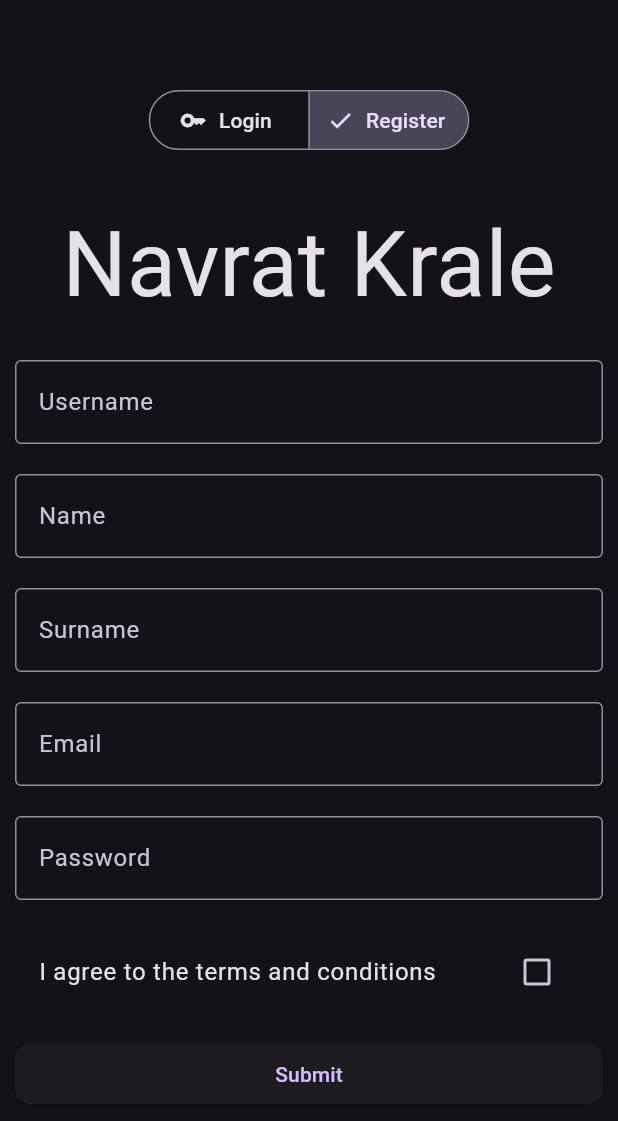
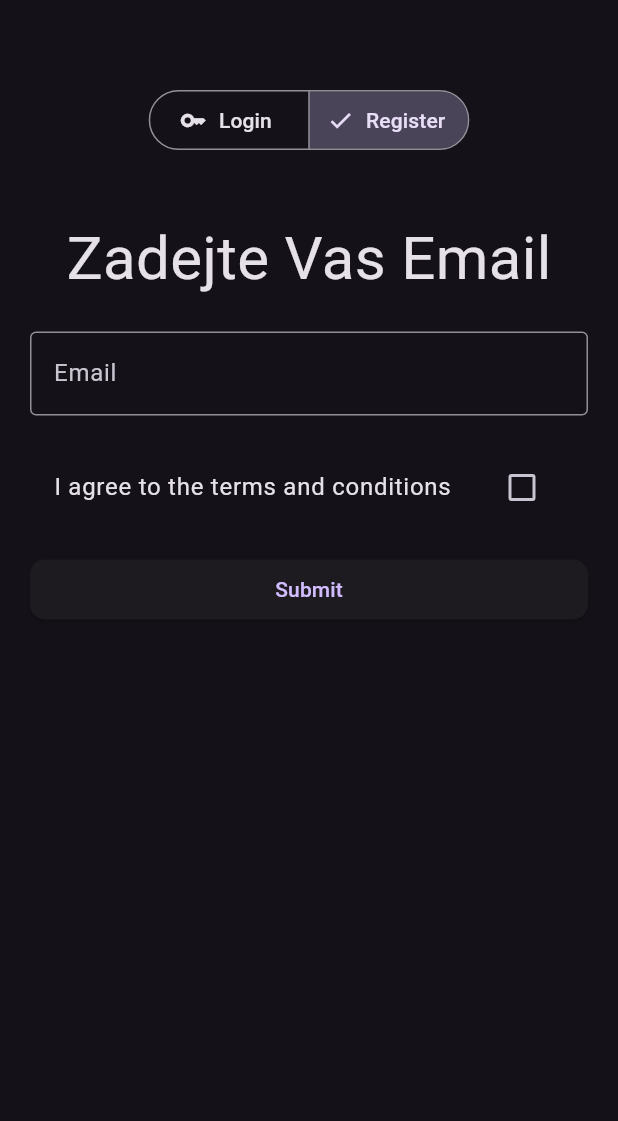
Before and after one commit to Strnadi/Strnadi-Mobile-App, a Flutter app: the screen it shows after launch, after a tap on "Register", on a phone screen of 412 x 824 dp. Shown: the top 1121 px of the screen. Run offline on Flutter 3.47's test engine with Material 3 defaults, Android fonts, the phone set to English and light mode, and no system bars; our stand-ins replace device_info_plus, flutter_map, flutter_secure_storage, geolocator, latlong2; missing offline and left inert: audio_waveforms.

```diff
--- a/lib/auth/register.dart
+++ b/lib/auth/register.dart
@@ -39,7 +39,7 @@ class _RegisterState extends State<Register> {
 
   late bool _termsAgreement = false;
 
-  void login(){
+  void register(){
 
     final email = _emailController.text;
     final password = _passwordController.text;
--- /dev/null
+++ b/lib/auth/registeration/mail.dart
@@ -0,0 +1,120 @@
+/*
+ * Copyright (C) 2024 Marian Pecqueur
+ * This program is free software: you can redistribute it and/or modify
+ * it under the terms of the GNU General Public License as published by
+ * the Free Software Foundation, either version 3 of the License, or
+ * (at your option) any later version.
+ *
+ * This program is distributed in the hope that it will be useful,
+ * but WITHOUT ANY WARRANTY; without even the implied warranty of
+ * MERCHANTABILITY or FITNESS FOR A PARTICULAR PURPOSE. See the
+ * GNU General Public License for more details.
+ *
+ * You should have received a copy of the GNU General Public License
+ * along with this program. If not, see <https://www.gnu.org/licenses/>.
+ */
+
+import 'package:strnadi/auth/authorizator.dart';
+import 'package:strnadi/auth/registeration/nameReg.dart';
+import 'package:strnadi/home.dart';
+import 'package:flutter/material.dart';
+import 'package:flutter/services.dart';
+
+class RegMail extends StatefulWidget {
+  const RegMail({ super.key });
+
+  @override
+  State<RegMail> createState() => _RegMailState();
+
+}
+
+class _RegMailState extends State<RegMail> {
+
+  final _GlobalKey = GlobalKey<FormState>();
+
+  final TextEditingController _emailController = TextEditingController();
+
+  late bool _termsAgreement = false;
+
+
+  void _showMessage(String message) {
+    showDialog(
+      context: context,
+      builder: (context) => AlertDialog(
+        title: const Text('Register'),
+        content: Text(message),
+        actions: [
+          TextButton(
+            onPressed: () => Navigator.of(context).pop(),
+            child: const Text('OK'),
+          ),
+        ],
+      ),
+    );
+  }
+
+  @override
+  Widget build(BuildContext context) {
+    return Center(
+      child: Form(
+        key: _GlobalKey,
+        child: Padding(
+          padding: const EdgeInsets.all(20.0),
+          child: Column(
+            crossAxisAlignment: CrossAxisAlignment.center,
+            mainAxisAlignment: MainAxisAlignment.spaceAround,
+            children: [
+              const Text(
+                'Zadejte Vas Email',
+                style: TextStyle(fontSize: 40),
+              ),
+              const SizedBox(height: 20),
+              TextFormField(
+                controller: _emailController,
+                textAlign: TextAlign.center,
+                decoration: const InputDecoration(
+                  labelText: 'Email',
+                  border: OutlineInputBorder(),
+                ),
+                keyboardType: TextInputType.emailAddress,
+                validator: (value) {
+                  if (value == null || value.isEmpty) {
+                    return 'Please enter some text';
+                  }
+                  return null;
+                },
+              ),
+              const SizedBox(height: 20),
+              CheckboxListTile(
+                title: const Text('I agree to the terms and conditions'),
+                value: _termsAgreement,
+                onChanged: (value) {
+                  setState(() {
+                    _termsAgreement = value!;
+                  });
+                },
+              ),
+              Padding(
+                padding: const EdgeInsets.symmetric(vertical: 16),
+                child: SizedBox(
+                  width: double.infinity,
+                  child: ElevatedButton(
+                    style: ButtonStyle(
+                      shape: WidgetStateProperty.all<RoundedRectangleBorder>(
+                        RoundedRectangleBorder(
+                          borderRadius: BorderRadius.circular(10.0),
+                        ),
+                      ),
+                    ),
+                    onPressed: () => Navigator.push(context, MaterialPageRoute(builder: (_) => RegName(email: _emailController.text, consent: _termsAgreement ))),
+                    child: const Text('Submit'),
+                  ),
+                ),
+              ),
+            ],
+          ),
+        ),
+      ),
+    );
+  }
+}
--- a/lib/main.dart
+++ b/lib/main.dart
@@ -15,11 +15,9 @@
  */
 import 'package:geolocator/geolocator.dart';
 import 'package:strnadi/auth/authorizator.dart';
-import 'package:strnadi/home.dart';
 import 'package:flutter/material.dart';
-import 'package:flutter/services.dart';
 import 'package:strnadi/auth/login.dart';
-import 'package:strnadi/auth/register.dart';
+import 'package:strnadi/auth/registeration/mail.dart';
 
 void main() => runApp(const MyApp());
 
@@ -67,7 +65,7 @@ class MyApp extends StatelessWidget {
         ),
         body: Column(
           children: [
-            Authorizator(login: Login(), register: Register()),
+            Authorizator(login: Login(), register: RegMail()),
           ],
         )
       ),
```
Also changed, not shown: lib/auth/registeration/nameReg.dart (added, +153 -0 lines), lib/auth/registeration/passwordReg.dart (added, +120 -0 lines), 1 other file.
